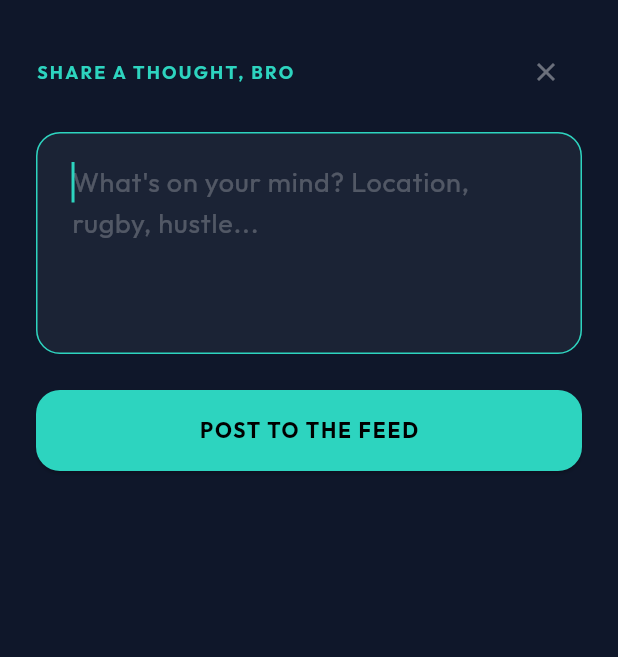
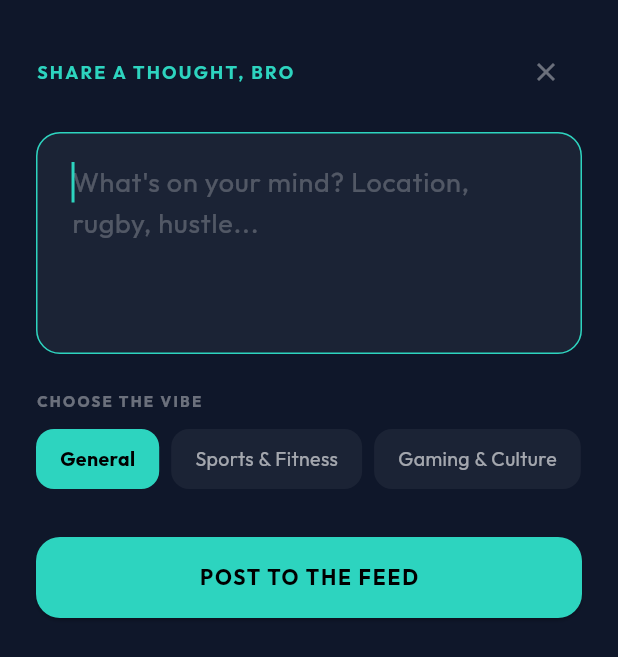
Before and after one commit to AdamDono/Brosky, a Flutter app: the CreatePostModal widget shown alone on an empty page, opened directly, on a phone screen of 412 x 824 dp. Shown: the top 657 px of the screen. Run offline on Flutter 3.47's test engine with Material 3 defaults, Android fonts, the phone set to English and light mode, and no system bars; our stand-ins replace flutter_riverpod, google_fonts, image_picker, supabase_flutter, timeago; accounts and stored records are empty; network calls fail.

Commit message:
vibes posting

```diff
--- a/lib/src/features/feed/presentation/create_post_modal.dart
+++ b/lib/src/features/feed/presentation/create_post_modal.dart
@@ -11,7 +11,16 @@ class CreatePostModal extends StatefulWidget {
 
 class _CreatePostModalState extends State<CreatePostModal> {
   final TextEditingController _contentController = TextEditingController();
+  String _selectedVibe = 'General';
   bool _isLoading = false;
+
+  final List<String> _vibeOptions = [
+    'General',
+    'Sports & Fitness',
+    'Gaming & Culture',
+    'Life & Real Talk',
+    'Business & Hustle',
+  ];
 
   Future<void> _submitPost() async {
     final content = _contentController.text.trim();
@@ -26,7 +35,7 @@ class _CreatePostModalState extends State<CreatePostModal> {
       await Supabase.instance.client.from('bro_posts').insert({
         'user_id': user.id,
         'content': content,
-        // MVP: We'll add location later once we fix geolocator
+        'vibe': _selectedVibe,
       });
 
       if (mounted) {
@@ -115,6 +124,49 @@ class _CreatePostModalState extends State<CreatePostModal> {
             ),
           ),
           const SizedBox(height: 24),
+          Text(
+            'CHOOSE THE VIBE',
+            style: GoogleFonts.outfit(
+              fontSize: 10,
+              fontWeight: FontWeight.bold,
+              color: Colors.white38,
+              letterSpacing: 1.5,
+            ),
+          ),
+          const SizedBox(height: 12),
+          SizedBox(
+            height: 40,
+            child: ListView.builder(
+              scrollDirection: Axis.horizontal,
+              itemCount: _vibeOptions.length,
+              itemBuilder: (context, index) {
+                final vibe = _vibeOptions[index];
+                final isSelected = _selectedVibe == vibe;
+
+                return GestureDetector(
+                  onTap: () => setState(() => _selectedVibe = vibe),
+                  child: Container(
+                    margin: const EdgeInsets.only(right: 8),
+                    padding: const EdgeInsets.symmetric(horizontal: 16),
+                    alignment: Alignment.center,
+                    decoration: BoxDecoration(
+                      color: isSelected ? const Color(0xFF2DD4BF) : Colors.white.withOpacity(0.05),
+                      borderRadius: BorderRadius.circular(12),
+                    ),
+                    child: Text(
+                      vibe,
+                      style: GoogleFonts.outfit(
+                        color: isSelected ? Colors.black : Colors.white60,
+                        fontWeight: isSelected ? FontWeight.bold : FontWeight.normal,
+                        fontSize: 13,
+                      ),
+                    ),
+                  ),
+                );
+              },
+            ),
+          ),
+          const SizedBox(height: 32),
           SizedBox(
             width: double.infinity,
             height: 54,
```
Also changed, not shown: lib/src/features/feed/presentation/feed_screen.dart (+29 -15 lines).
